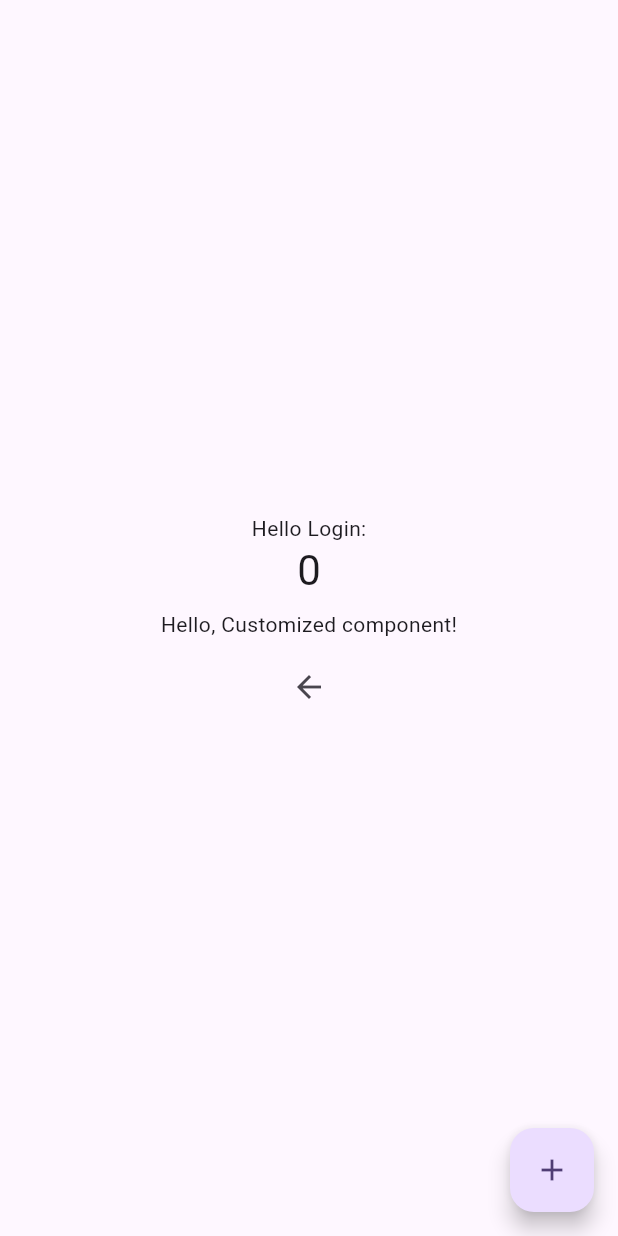
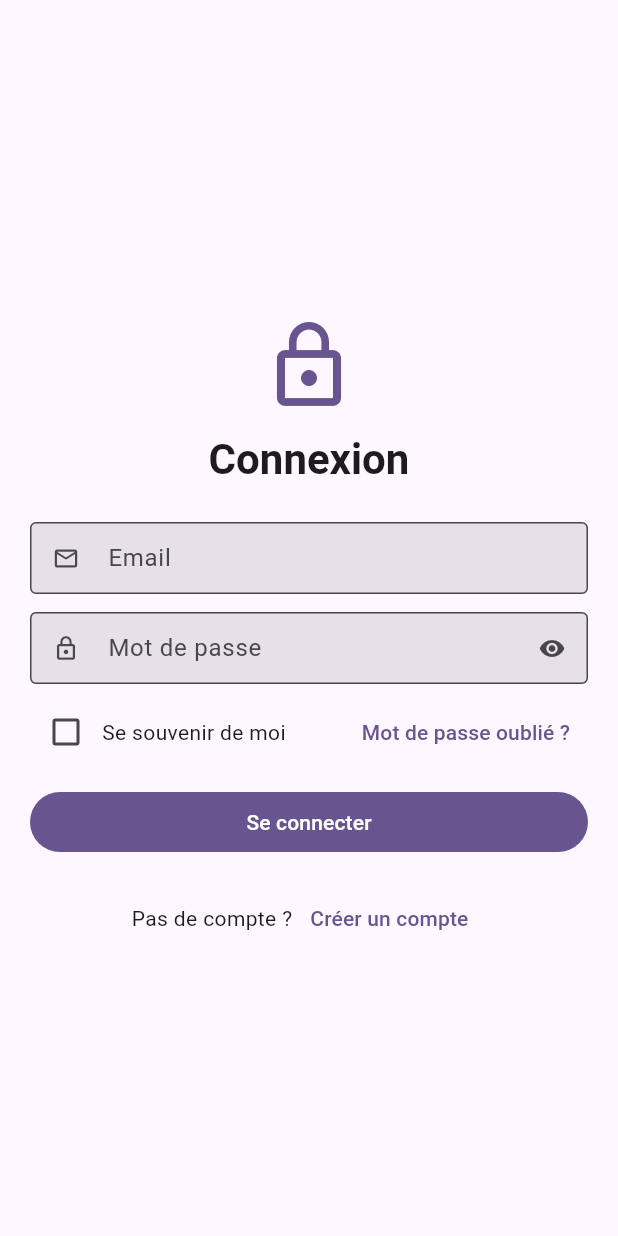
Before and after one commit to marieesss/flutter-todo-list, a Flutter app: the LoginPage screen opened directly, on a phone screen of 412 x 824 dp. Run offline on Flutter 3.47's test engine with Material 3 defaults, Android fonts, the phone set to English and light mode, and no system bars; our stand-ins replace cloud_firestore, firebase_auth, firebase_core; accounts and stored records are empty.

Commit message:
feat: Login and register page design

```diff
--- /dev/null
+++ b/lib/screens/auth/LoginRegister.dart
@@ -0,0 +1,348 @@
+import 'package:flutter/material.dart';
+import '../../services/auth_service.dart';
+import '../homepage/homepage.dart';
+
+class LoginPage extends StatefulWidget {
+  const LoginPage({super.key});
+
+  @override
+  State<LoginPage> createState() => _LoginPageState();
+}
+
+class _LoginPageState extends State<LoginPage> {
+  final _formKey = GlobalKey<FormState>();
+  final _emailCtrl = TextEditingController();
+  final _pwdCtrl = TextEditingController();
+  bool _obscure = true;
+  bool _isLoading = false;
+  bool _rememberMe = false;
+
+  final _auth = AuthService();
+
+  @override
+  void dispose() {
+    _emailCtrl.dispose();
+    _pwdCtrl.dispose();
+    super.dispose();
+  }
+
+  String? _emailValidator(String? v) {
+    if (v == null || v.trim().isEmpty) return "Email requis";
+    final r = RegExp(r"^[\w\.-]+@[\w\.-]+\.\w+$");
+    if (!r.hasMatch(v.trim())) return "Email invalide";
+    return null;
+  }
+
+  String? _pwdValidator(String? v) {
+    if (v == null || v.isEmpty) return "Mot de passe requis";
+    if (v.length < 6) return "6 caractères minimum";
+    return null;
+  }
+
+  Future<void> _submit() async {
+    if (!_formKey.currentState!.validate()) return;
+    setState(() => _isLoading = true);
+    try {
+      await _auth.signIn(email: _emailCtrl.text.trim(), password: _pwdCtrl.text);
+      if (!mounted) return;
+      // TODO: gérer _rememberMe (local storage / secure storage)
+      Navigator.of(context).pushAndRemoveUntil(
+        MaterialPageRoute(builder: (_) => const HomepagePage()),
+        (_) => false,
+      );
+    } on AuthException catch (e) {
+      _showError(e.message);
+    } catch (_) {
+      _showError("Une erreur est survenue. Réessaie.");
+    } finally {
+      if (mounted) setState(() => _isLoading = false);
+    }
+  }
+
+  void _showError(String msg) {
+    ScaffoldMessenger.of(context).showSnackBar(
+      SnackBar(content: Text(msg)),
+    );
+  }
+
+  @override
+  Widget build(BuildContext context) {
+    final theme = Theme.of(context);
+    return Scaffold(
+      body: SafeArea(
+        child: Center(
+          child: ConstrainedBox(
+            constraints: const BoxConstraints(maxWidth: 420),
+            child: Padding(
+              padding: const EdgeInsets.all(20),
+              child: Form(
+                key: _formKey,
+                child: ListView(
+                  shrinkWrap: true,
+                  children: [
+                    const SizedBox(height: 24),
+                    Icon(Icons.lock_outline, size: 64, color: theme.colorScheme.primary),
+                    const SizedBox(height: 12),
+                    Text(
+                      "Connexion",
+                      textAlign: TextAlign.center,
+                      style: theme.textTheme.headlineMedium?.copyWith(fontWeight: FontWeight.w600),
+                    ),
+                    const SizedBox(height: 24),
+
+                    TextFormField(
+                      controller: _emailCtrl,
+                      keyboardType: TextInputType.emailAddress,
+                      autofillHints: const [AutofillHints.username, AutofillHints.email],
+                      decoration: const InputDecoration(
+                        labelText: "Email",
+                        prefixIcon: Icon(Icons.email_outlined),
+                        border: OutlineInputBorder(),
+                      ),
+                      validator: _emailValidator,
+                    ),
+                    const SizedBox(height: 12),
+                    TextFormField(
+                      controller: _pwdCtrl,
+                      obscureText: _obscure,
+                      autofillHints: const [AutofillHints.password],
+                      decoration: InputDecoration(
+                        labelText: "Mot de passe",
+                        prefixIcon: const Icon(Icons.lock_outline),
+                        border: const OutlineInputBorder(),
+                        suffixIcon: IconButton(
+                          onPressed: () => setState(() => _obscure = !_obscure),
+                          icon: Icon(_obscure ? Icons.visibility : Icons.visibility_off),
+                        ),
+                      ),
+                      validator: _pwdValidator,
+                      onFieldSubmitted: (_) => _submit(),
+                    ),
+                    const SizedBox(height: 8),
+                    Row(
+                      children: [
+                        Checkbox(
+                          value: _rememberMe,
+                          onChanged: (v) => setState(() => _rememberMe = v ?? false),
+                        ),
+                        const Text("Se souvenir de moi"),
+                        const Spacer(),
+                        TextButton(
+                          onPressed: () {
+                            // TODO: mot de passe oublié
+                            _showError("Fonction à implémenter 😉");
+                          },
+                          child: const Text("Mot de passe oublié ?"),
+                        ),
+                      ],
+                    ),
+                    const SizedBox(height: 12),
+                    FilledButton(
+                      onPressed: _isLoading ? null : _submit,
+                      child: _isLoading
+                          ? const Padding(
+                              padding: EdgeInsets.symmetric(vertical: 6.0),
+                              child: SizedBox(height: 20, width: 20, child: CircularProgressIndicator(strokeWidth: 2)),
+                            )
+                          : const Text("Se connecter"),
+                    ),
+                    // const SizedBox(height: 12),
+                    // OutlinedButton.icon(
+                    //   onPressed: () {
+                    //     // TODO: connexion Google/Apple
+                    //     _showError("Connexion sociale à brancher.");
+                    //   },
+                    //   icon: const Icon(Icons.account_circle_outlined),
+                    //   label: const Text("Continuer avec Google"),
+                    // ),
+                    const SizedBox(height: 16),
+                    Row(
+                      mainAxisAlignment: MainAxisAlignment.center,
+                      children: [
+                        const Text("Pas de compte ?"),
+                        TextButton(
+                          onPressed: () {
+                            Navigator.of(context).push(
+                              MaterialPageRoute(builder: (_) => const RegisterPage()),
+                            );
+                          },
+                          child: const Text("Créer un compte"),
+                        ),
+                      ],
+                    ),
+                  ],
+                ),
+              ),
+            ),
+          ),
+        ),
+      ),
+    );
+  }
+}
+
+// --- Page d'inscription (dans le même fichier si tu veux, mais idéalement séparé)
+class RegisterPage extends StatefulWidget {
+  const RegisterPage({super.key});
+  @override
+  State<RegisterPage> createState() => _RegisterPageState();
+}
+
+class _RegisterPageState extends State<RegisterPage> {
+  final _formKey = GlobalKey<FormState>();
+  final _emailCtrl = TextEditingController();
+  final _pwdCtrl = TextEditingController();
+  final _pwd2Ctrl = TextEditingController();
+  bool _obscure = true;
+  bool _isLoading = false;
+  final _auth = AuthService();
+
+  @override
+  void dispose() {
+    _emailCtrl.dispose();
+    _pwdCtrl.dispose();
+    _pwd2Ctrl.dispose();
+    super.dispose();
+  }
+
+  String? _emailValidator(String? v) {
+    if (v == null || v.trim().isEmpty) return "Email requis";
+    final r = RegExp(r"^[\w\.-]+@[\w\.-]+\.\w+$");
+    if (!r.hasMatch(v.trim())) return "Email invalide";
+    return null;
+  }
+
+  String? _pwdValidator(String? v) {
+    if (v == null || v.isEmpty) return "Mot de passe requis";
+    if (v.length < 8) return "8 caractères minimum";
+    final hasUpper = v.contains(RegExp(r'[A-Z]'));
+    final hasLower = v.contains(RegExp(r'[a-z]'));
+    final hasDigit = v.contains(RegExp(r'\d'));
+    if (!(hasUpper && hasLower && hasDigit)) {
+      return "Doit contenir majuscule, minuscule et chiffre";
+    }
+    return null;
+  }
+
+  Future<void> _submit() async {
+    if (!_formKey.currentState!.validate()) return;
+    if (_pwdCtrl.text != _pwd2Ctrl.text) {
+      _showError("Les mots de passe ne correspondent pas");
+      return;
+    }
+    setState(() => _isLoading = true);
+    try {
+      await _auth.signUp(email: _emailCtrl.text.trim(), password: _pwdCtrl.text);
+      if (!mounted) return;
+      // Après inscription, on connecte l'utilisateur directement vers l'accueil
+      Navigator.of(context).pushAndRemoveUntil(
+        MaterialPageRoute(builder: (_) => const HomepagePage()),
+        (_) => false,
+      );
+    } on AuthException catch (e) {
+      _showError(e.message);
+    } catch (_) {
+      _showError("Une erreur est survenue. Réessaie.");
+    } finally {
+      if (mounted) setState(() => _isLoading = false);
+    }
+  }
+
+  void _showError(String msg) {
+    ScaffoldMessenger.of(context).showSnackBar(SnackBar(content: Text(msg)));
+  }
+
+  @override
+  Widget build(BuildContext context) {
+    final theme = Theme.of(context);
+    return Scaffold(
+      body: SafeArea(
+        child: Center(
+          child: ConstrainedBox(
+            constraints: const BoxConstraints(maxWidth: 420),
+            child: Padding(
+              padding: const EdgeInsets.all(20),
+              child: Form(
+                key: _formKey,
+                child: ListView(
+                  shrinkWrap: true,
+                  children: [
+                    const SizedBox(height: 24),
+                    Icon(Icons.person_add_alt_1, size: 64, color: theme.colorScheme.primary),
+                    const SizedBox(height: 12),
+                    Text(
+                      "Créer un compte",
+                      textAlign: TextAlign.center,
+                      style: theme.textTheme.headlineMedium?.copyWith(fontWeight: FontWeight.w600),
+                    ),
+                    const SizedBox(height: 24),
+
+                    TextFormField(
+                      controller: _emailCtrl,
+                      keyboardType: TextInputType.emailAddress,
+                      decoration: const InputDecoration(
+                        labelText: "Email",
+                        prefixIcon: Icon(Icons.email_outlined),
+                        border: OutlineInputBorder(),
+                      ),
+                      validator: _emailValidator,
+                    ),
+                    const SizedBox(height: 12),
+                    TextFormField(
+                      controller: _pwdCtrl,
+                      obscureText: _obscure,
+                      decoration: InputDecoration(
+                        labelText: "Mot de passe",
+                        prefixIcon: const Icon(Icons.lock_outline),
+                        border: const OutlineInputBorder(),
+                        helperText: "Au moins 8 caractères, 1 maj, 1 min, 1 chiffre",
+                        suffixIcon: IconButton(
+                          onPressed: () => setState(() => _obscure = !_obscure),
+                          icon: Icon(_obscure ? Icons.visibility : Icons.visibility_off),
+                        ),
+                      ),
+                      validator: _pwdValidator,
+                    ),
+                    const SizedBox(height: 12),
+                    TextFormField(
+                      controller: _pwd2Ctrl,
+                      obscureText: _obscure,
+                      decoration: const InputDecoration(
+                        labelText: "Confirmer le mot de passe",
+                        prefixIcon: Icon(Icons.lock_person_outlined),
+                        border: OutlineInputBorder(),
+                      ),
+                      validator: (v) => v == null || v.isEmpty ? "Confirmation requise" : null,
+                      onFieldSubmitted: (_) => _submit(),
+                    ),
+                    const SizedBox(height: 16),
+                    FilledButton(
+                      onPressed: _isLoading ? null : _submit,
+                      child: _isLoading
+                          ? const Padding(
+                              padding: EdgeInsets.symmetric(vertical: 6.0),
+                              child: SizedBox(height: 20, width: 20, child: CircularProgressIndicator(strokeWidth: 2)),
+                            )
+                          : const Text("S'inscrire"),
+                    ),
+                    const SizedBox(height: 12),
+                    Row(
+                      mainAxisAlignment: MainAxisAlignment.center,
+                      children: [
+                        const Text("Déjà un compte ?"),
+                        TextButton(
+                          onPressed: () => Navigator.of(context).pop(),
+                          child: const Text("Se connecter"),
+                        ),
+                      ],
+                    ),
+                  ],
+                ),
+              ),
+            ),
+          ),
+        ),
+      ),
+    );
+  }
+}
--- a/lib/screens/auth/login.dart
+++ /dev/null
@@ -1,83 +0,0 @@
-import 'package:flutter/material.dart';
-import '../../components/row/row.dart';
-
-class LoginPage extends StatefulWidget {
-  const LoginPage({super.key});
-
-  // This widget is the home page of your application. It is stateful, meaning
-  // that it has a State object (defined below) that contains fields that affect
-  // how it looks.
-
-  // This class is the configuration for the state. It holds the values (in this
-  // case the title) provided by the parent (in this case the App widget) and
-  // used by the build method of the State. Fields in a Widget subclass are
-  // always marked "final".
-
-  @override
-  State<LoginPage> createState() => _LoginPageState();
-}
-
-class _LoginPageState extends State<LoginPage> {
-  int _counter = 0;
-
-  void _incrementCounter() {
-    setState(() {
-      // This call to setState tells the Flutter framework that something has
-      // changed in this State, which causes it to rerun the build method below
-      // so that the display can reflect the updated values. If we changed
-      // _counter without calling setState(), then the build method would not be
-      // called again, and so nothing would appear to happen.
-      _counter++;
-    });
-  }
-
-  @override
-  Widget build(BuildContext context) {
-    // This method is rerun every time setState is called, for instance as done
-    // by the _incrementCounter method above.
-    //
-    // The Flutter framework has been optimized to make rerunning build methods
-    // fast, so that you can just rebuild anything that needs updating rather
-    // than having to individually change instances of widgets.
-    return Scaffold(
-      body: Center(
-        // Center is a layout widget. It takes a single child and positions it
-        // in the middle of the parent.
-        child: Column(
-          // Column is also a layout widget. It takes a list of children and
-          // arranges them vertically. By default, it sizes itself to fit its
-          // children horizontally, and tries to be as tall as its parent.
-          //
-          // Column has various properties to control how it sizes itself and
-          // how it positions its children. Here we use mainAxisAlignment to
-          // center the children vertically; the main axis here is the vertical
-          // axis because Columns are vertical (the cross axis would be
-          // horizontal).
-          //
-          // TRY THIS: Invoke "debug painting" (choose the "Toggle Debug Paint"
-          // action in the IDE, or press "p" in the console), to see the
-          // wireframe for each widget.
-          mainAxisAlignment: MainAxisAlignment.center,
-          children: <Widget>[
-            const Text('Hello Login:'),
-            Text(
-              '$_counter',
-              style: Theme.of(context).textTheme.headlineMedium,
-            ),
-            const PaddedText(),
-            BackButton(
-              onPressed: () {
-                Navigator.pop(context);
-              },
-            ),
-          ],
-        ),
-      ),
-      floatingActionButton: FloatingActionButton(
-        onPressed: _incrementCounter,
-        tooltip: 'Increment',
-        child: const Icon(Icons.add),
-      ),
-    );
-  }
-}
--- /dev/null
+++ b/lib/services/auth_service.dart
@@ -0,0 +1,30 @@
+import 'dart:async';
+
+class AuthService {
+  // Simule une base utilisateurs en mémoire
+  static final Map<String, String> _users = {
+    "demo@demo.com": "Password123!",
+  };
+
+  Future<void> signIn({required String email, required String password}) async {
+    await Future.delayed(const Duration(milliseconds: 600));
+    if (!_users.containsKey(email) || _users[email] != password) {
+      throw AuthException("Email ou mot de passe incorrect.");
+    }
+  }
+
+  Future<void> signUp({required String email, required String password}) async {
+    await Future.delayed(const Duration(milliseconds: 600));
+    if (_users.containsKey(email)) {
+      throw AuthException("Un compte existe déjà avec cet email.");
+    }
+    _users[email] = password;
+  }
+}
+
+class AuthException implements Exception {
+  final String message;
+  AuthException(this.message);
+  @override
+  String toString() => message;
+}
```
Also changed, not shown: lib/main.dart (+18 -64 lines), 9 other files.
